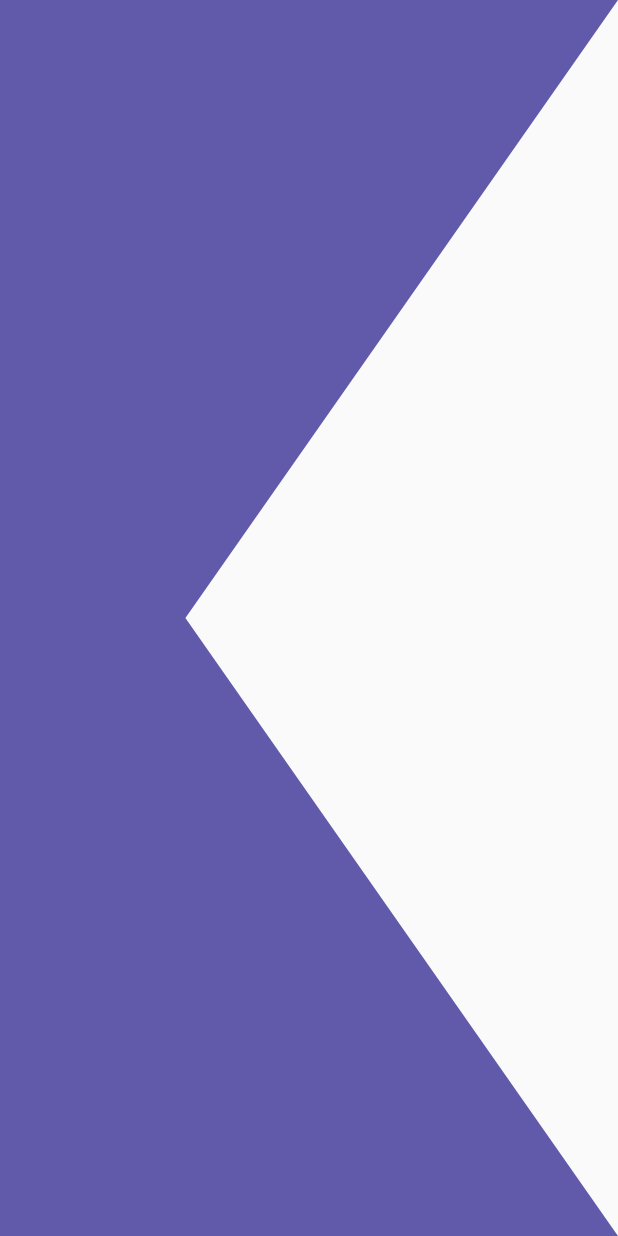
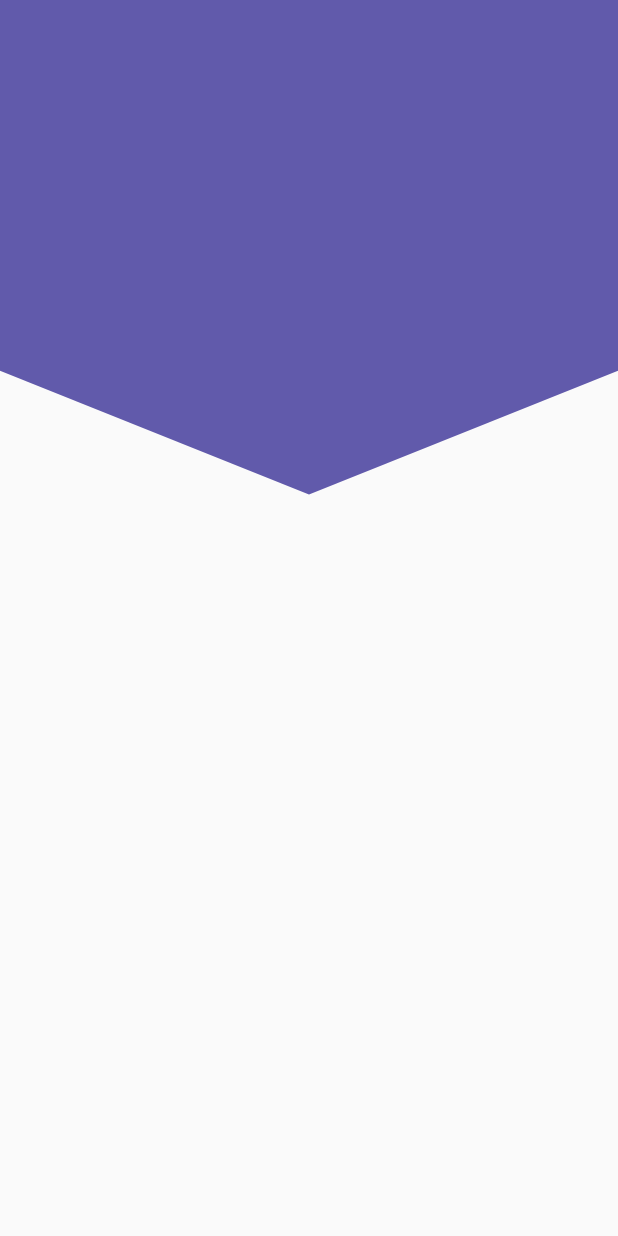
Before and after one commit to ddienu/Designs-, a Flutter app: the screen it shows after launch, on a phone screen of 412 x 824 dp. Run offline on Flutter 3.47's test engine with Material 2 defaults, Android fonts, the phone set to English and light mode, and no system bars.

Commit message:
Update: headers widget, update: headers page
Update headers widget with a new method called HeaderPico and a class that extends to Custom Painter by this draw a pico design.
Update headers page implementing the method created into the headers widget page.

```diff
--- a/lib/src/pages/headers_page.dart
+++ b/lib/src/pages/headers_page.dart
@@ -9,7 +9,7 @@ class HeadersPage extends StatelessWidget {
   @override
   Widget build(BuildContext context) {
     return Scaffold(
-      body: HeaderZigZig(),
+      body: HeaderPico(),
     );
   }
 }
--- a/lib/src/widgets/headers_widget.dart
+++ b/lib/src/widgets/headers_widget.dart
@@ -156,3 +156,46 @@ class _HeaderZigZagPainter extends CustomPainter {
     return true;
   }
 }
+
+class HeaderPico extends StatelessWidget {
+  const HeaderPico({Key? key}) : super(key: key);
+
+  @override
+  Widget build(BuildContext context) {
+    return Container(
+      width: double.infinity,
+      height: double.infinity,
+      child: CustomPaint(
+        painter: _HeaderPicoPainter(),
+      ),
+    );
+  }
+}
+
+class _HeaderPicoPainter extends CustomPainter {
+  @override
+  void paint(Canvas canvas, Size size) {
+
+   final paint = Paint();
+
+   paint.color = Color(0xFF615AAB);
+   paint.style = PaintingStyle.fill;
+
+   final path = Path();
+
+   path.lineTo(0, size.height * 0.3);
+   path.lineTo(size.width * 0.5, size.height * 0.4);
+   path.lineTo(size.width, size.height * 0.3);
+   path.lineTo(size.width, 0);
+
+
+   canvas.drawPath(path, paint);
+
+  }
+
+  @override
+  bool shouldRepaint(covariant CustomPainter oldDelegate) {
+
+    return true;
+  }
+}
```
